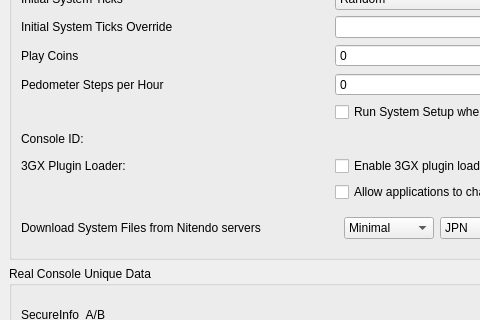
Old version of the form src/citra_qt/configuration/configure_system.ui in the repository amwatson/CitraVR; both pictures show x 0 to 480 and y 299 to 619 of the 660 by 619 pixel window.
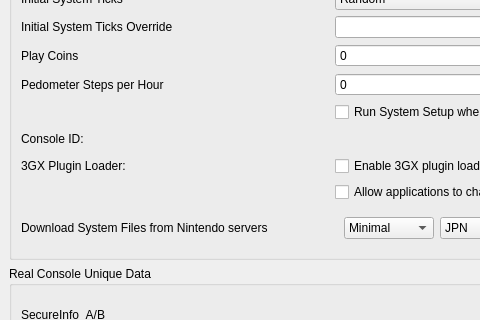
New version of the form.

What changed in the file:
```diff
--- a/src/citra_qt/configuration/configure_system.ui
+++ b/src/citra_qt/configuration/configure_system.ui
@@ -478,7 +478,7 @@
             <item row="18" column="0">
              <widget class="QLabel" name="label_nus_download">
               <property name="text">
-               <string>Download System Files from Nitendo servers</string>
+               <string>Download System Files from Nintendo servers</string>
               </property>
              </widget>
             </item>
```
